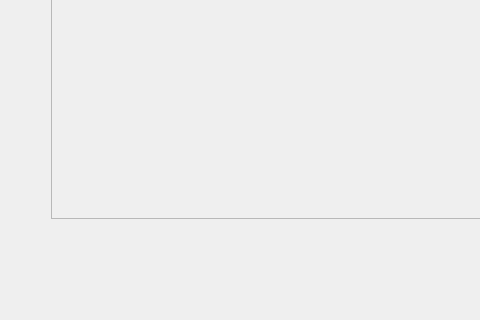
First picture: the form in mainwindow.ui, repository mygnu/rgb-quote, before the edit; both pictures show x 0 to 480 and y 280 to 600 of the 800 by 600 pixel window.
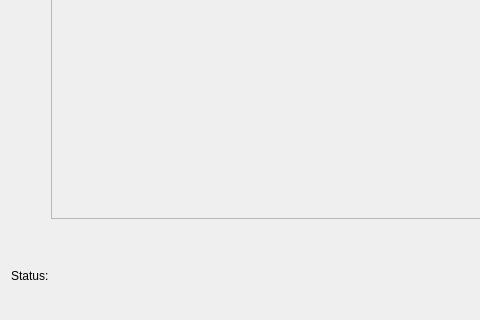
Second picture: the form after the edit.

The edit to the form file:
```diff
--- a/mainwindow.ui
+++ b/mainwindow.ui
@@ -22,7 +22,7 @@
   <widget class="QWidget" name="centralWidget">
    <layout class="QVBoxLayout" name="verticalLayout_3">
     <item>
-     <layout class="QVBoxLayout" name="verticalLayout_2" stretch="1,1,1">
+     <layout class="QVBoxLayout" name="verticalLayout_2" stretch="1,1,0">
       <item>
        <layout class="QHBoxLayout" name="horizontalLayout">
         <item>
@@ -186,6 +186,20 @@
       </item>
       <item>
        <layout class="QHBoxLayout" name="horizontalLayout_2">
+        <item>
+         <widget class="QLabel" name="label_2">
+          <property name="text">
+           <string>Status: </string>
+          </property>
+         </widget>
+        </item>
+        <item>
+         <widget class="QLabel" name="statusLabel">
+          <property name="text">
+           <string/>
+          </property>
+         </widget>
+        </item>
         <item>
          <spacer name="horizontalSpacer_2">
           <property name="orientation">
```
Left out of the diff: 6 changed lines with no effect on the pictures.
